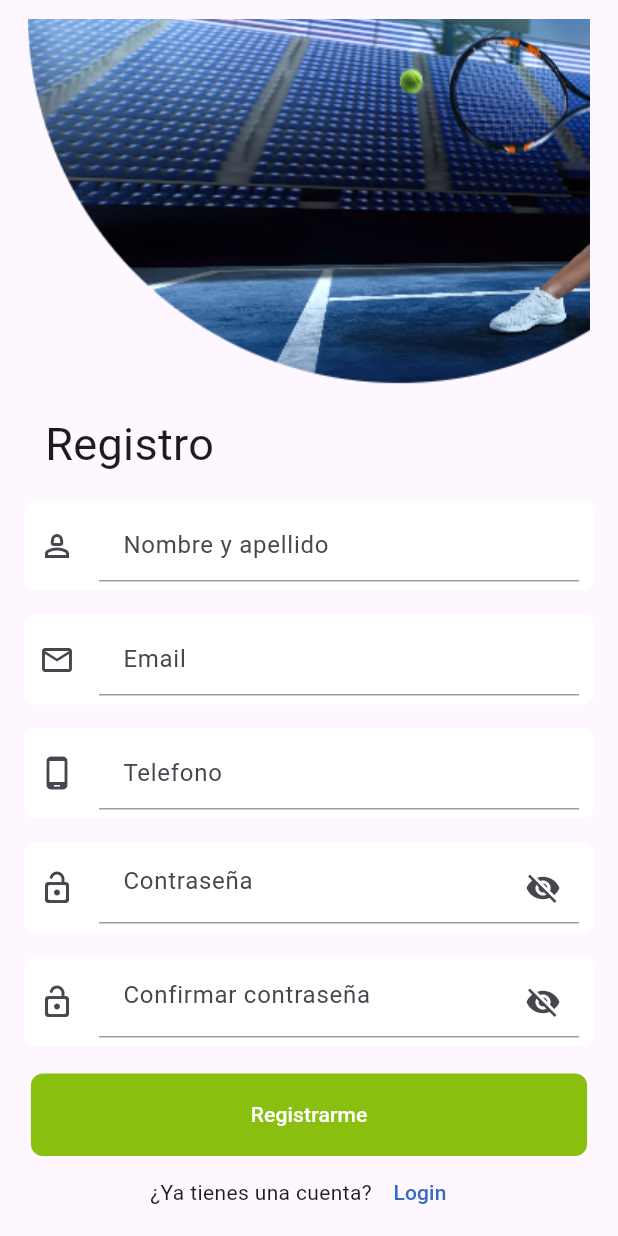
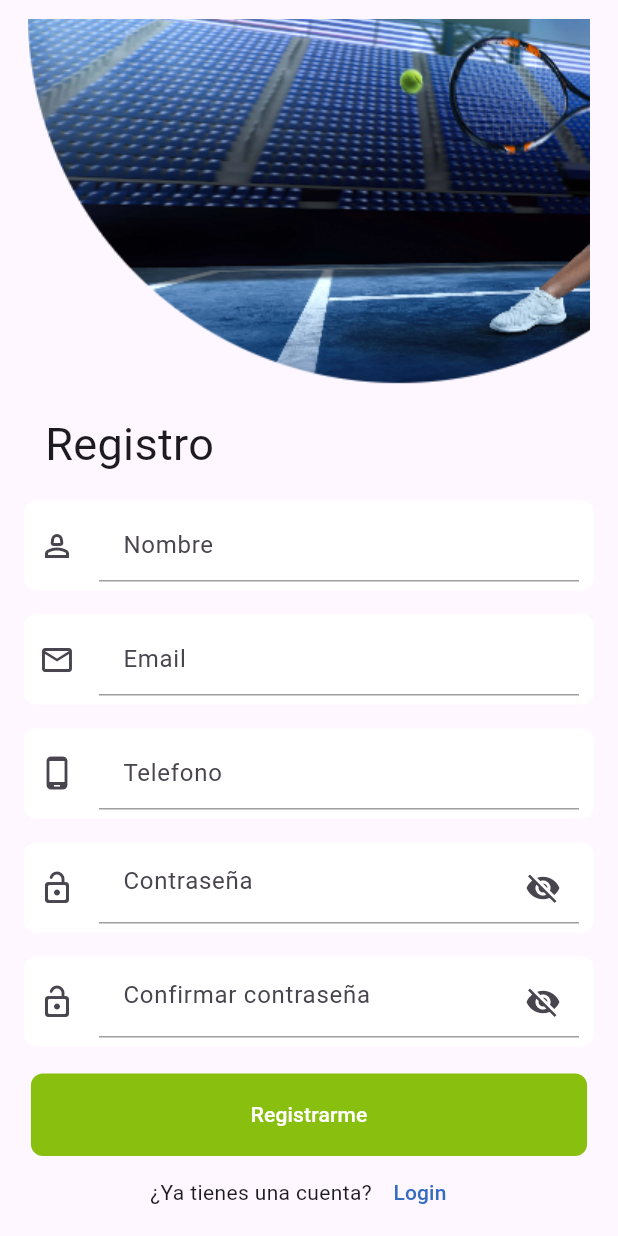
Before and after one commit to majoco/prueba_nolatech, a Flutter app: the SignUp screen opened directly, on a phone screen of 412 x 824 dp. Run offline on Flutter 3.47's test engine with Material 3 defaults, Android fonts, the phone set to English and light mode, and no system bars; our stand-ins replace sqflite; accounts and stored records are empty.

Commit message:
tercer commit

```diff
--- a/lib/Authentication/signup.dart
+++ b/lib/Authentication/signup.dart
@@ -70,7 +70,7 @@ class _SignUpState extends State<SignUp> {
                           decoration: const InputDecoration(
                               icon: Icon(Icons.person_2_outlined),
                               border: InputBorder.none,
-                              hintText: "Nombre y apellido",
+                              hintText: "Nombre",
                               filled: true,
                               fillColor: Colors.white,
                               enabledBorder: UnderlineInputBorder(
```
